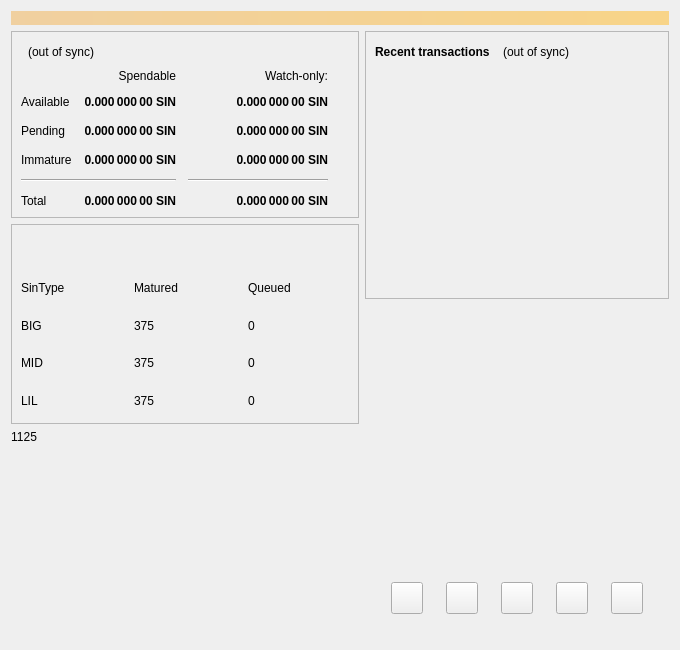
Old version of the form src/qt/forms/overviewpage.ui in the repository uhlik-sinovate-development/SIN-core.
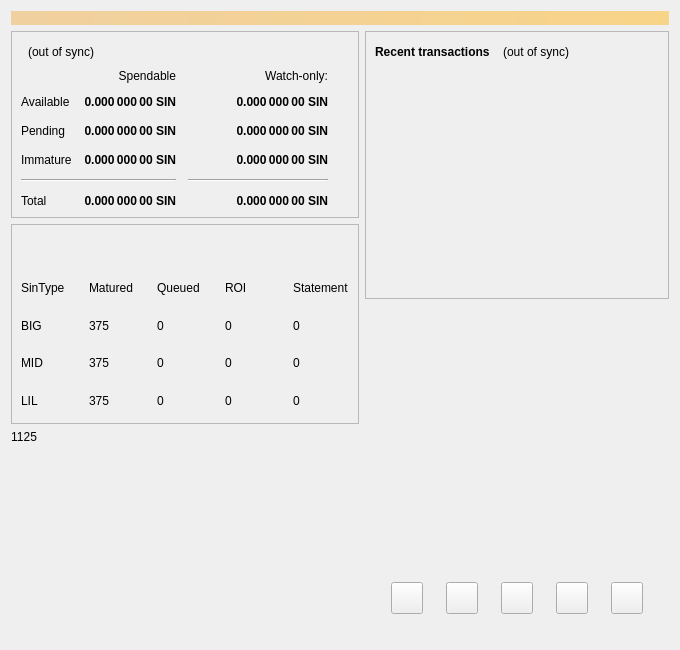
New version of the form. Icons and pictures are not drawn.

Commit message: overviewpage new algo info

The edit to the form file:
```diff
--- a/src/qt/forms/overviewpage.ui
+++ b/src/qt/forms/overviewpage.ui
@@ -459,6 +459,20 @@
               </property>
              </widget>
             </item>
+            <item row="1" column="3">
+             <widget class="QLabel" name="labelNodeRoi">
+              <property name="text">
+               <string notr="true">ROI</string>
+              </property>
+             </widget>
+            </item>
+            <item row="1" column="4">
+             <widget class="QLabel" name="labelNodeStatement">
+              <property name="text">
+               <string notr="true">Statement</string>
+              </property>
+             </widget>
+            </item>
             <item row="2" column="0">
              <widget class="QLabel" name="labelBIGNodeText">
               <property name="text">
@@ -480,6 +494,20 @@
               </property>
              </widget>
             </item>
+            <item row="2" column="3">
+             <widget class="QLabel" name="labelBIGNodeRoi">
+              <property name="text">
+               <string notr="true">0</string>
+              </property>
+             </widget>
+            </item>
+            <item row="2" column="4">
+             <widget class="QLabel" name="labelBIGNodeSTM">
+              <property name="text">
+               <string notr="true">0</string>
+              </property>
+             </widget>
+            </item>
             <item row="3" column="0">
              <widget class="QLabel" name="labelMIDNodeText">
               <property name="text">
@@ -501,6 +529,20 @@
               </property>
              </widget>
             </item>
+            <item row="3" column="3">
+             <widget class="QLabel" name="labelMIDNodeRoi">
+              <property name="text">
+               <string notr="true">0</string>
+              </property>
+             </widget>
+            </item>
+            <item row="3" column="4">
+             <widget class="QLabel" name="labelMIDNodeSTM">
+              <property name="text">
+               <string notr="true">0</string>
+              </property>
+             </widget>
+            </item>
             <item row="4" column="0">
              <widget class="QLabel" name="labelLILNodeText">
               <property name="text">
@@ -522,6 +564,20 @@
               </property>
              </widget>
             </item>
+            <item row="4" column="3">
+             <widget class="QLabel" name="labelLILNodeRoi">
+              <property name="text">
+               <string notr="true">0</string>
+              </property>
+             </widget>
+            </item>
+            <item row="4" column="4">
+             <widget class="QLabel" name="labelLILNodeSTM">
+              <property name="text">
+               <string notr="true">0</string>
+              </property>
+             </widget>
+            </item>
            </layout>
           </item>
          </layout>
```
The commit also changes 3 other files.
